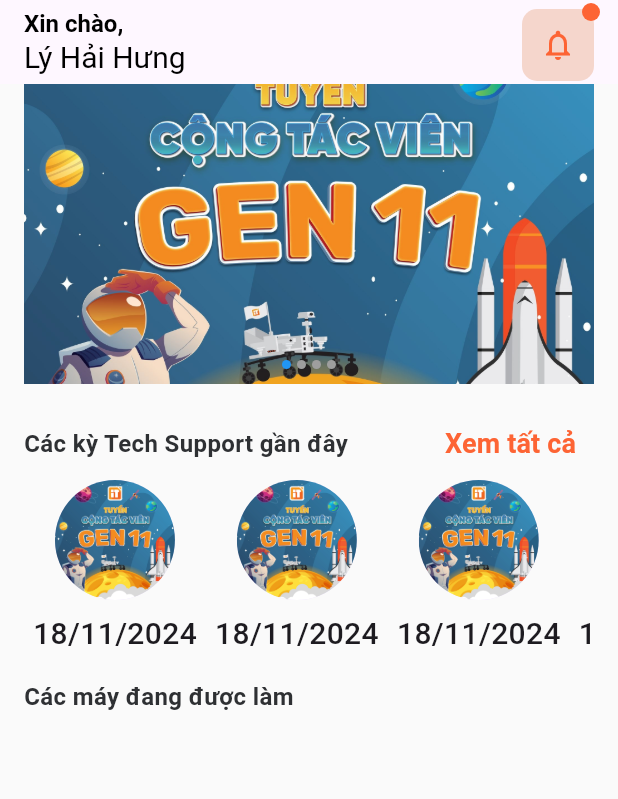
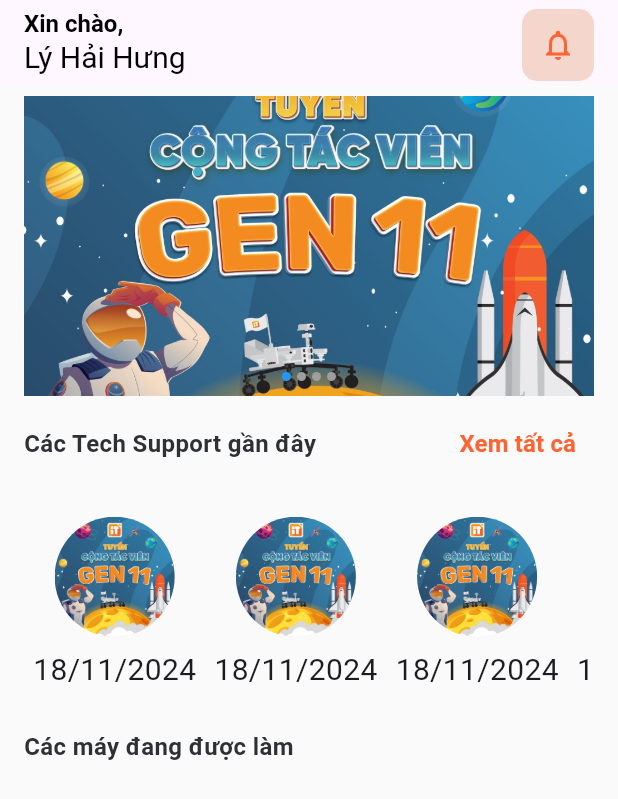
Before and after one commit to hunglydev/its_tech_app, a Flutter app: the MainScreen screen opened directly, on a phone screen of 412 x 824 dp. Shown: the top 799 px of the screen. Run offline on Flutter 3.47's test engine with Material 3 defaults, Android fonts, the phone set to English and light mode, and no system bars; drawn by our look-alikes of flutter_image_slideshow; our stand-ins replace nb_utils.

Commit message:
update: MainScreen, CustomerScreen, NotiScreen

```diff
--- a/lib/locale/language_vi.dart
+++ b/lib/locale/language_vi.dart
@@ -32,7 +32,7 @@ class LanguageVi extends BaseLanguage {
   String get waiting => "Đang chờ";
 
   @override
-  String get alltechsupport => "Các kỳ Tech Support gần đây";
+  String get alltechsupport => "Các Tech Support gần đây";
 
   @override
   String get seeall => "Xem tất cả";
--- a/lib/main.dart
+++ b/lib/main.dart
@@ -4,7 +4,6 @@ import 'package:its_tech_app/locale/app_localizations.dart';
 import 'package:its_tech_app/locale/languages.dart';
 import 'package:its_tech_app/screen/customer_detail/screen/customer_detail.dart';
 import 'package:its_tech_app/screen/main_screen/screen/main_screen.dart';
-import 'package:its_tech_app/screen/noti_screen/screen/noti_screen.dart';
 import 'package:its_tech_app/theme.dart';
 
 import 'locale/language_vi.dart';
@@ -17,7 +16,6 @@ void main() async {
       debugShowCheckedModeBanner: false,
       locale: const Locale('vi'),
       theme: AppTheme.lightTheme(),
-      darkTheme: AppTheme.darkTheme(),
       localizationsDelegates: [
         AppLocalizations(),
         GlobalMaterialLocalizations.delegate,
@@ -29,7 +27,7 @@ void main() async {
         Locale('vi'),
       ],
       home: const Scaffold(
-        body: MainScreen(),
+        body: CustomerDetail(),
       ),
     ),
   );
--- /dev/null
+++ b/lib/model/noti.dart
@@ -0,0 +1,6 @@
+class Noti {
+  String? content;
+  bool? read;
+
+  Noti(this.content, this.read);
+}
--- /dev/null
+++ b/lib/screen/main_screen/component/actions_app_bar.dart
@@ -0,0 +1,53 @@
+import 'package:flutter/cupertino.dart';
+import 'package:flutter/material.dart';
+
+import '../../../utils/colors.dart';
+import '../../noti_screen/screen/noti_screen.dart';
+
+class ActionsAppBar extends StatelessWidget {
+  ActionsAppBar({super.key, required this.ktra});
+  bool ktra;
+
+  @override
+  Widget build(BuildContext context) {
+    Widget action = Stack(
+      children: [
+        Container(
+          margin: const EdgeInsets.only(right: 16, top: 4),
+          decoration: const BoxDecoration(
+            color: backgroundiconbell,
+            shape: BoxShape.rectangle,
+            borderRadius: BorderRadius.all(Radius.circular(10)),
+          ),
+          child: IconButton(
+            onPressed: () {
+              Navigator.of(context).push(MaterialPageRoute(
+                builder: (context) => const NotiScreen(),
+              ));
+            },
+            icon: const Icon(
+              Icons.notifications_none_outlined,
+              color: primaryColor,
+            ),
+          ),
+        ),
+        if (ktra)
+          Positioned(
+            right: 12,
+            child: Container(
+              width: 12,
+              height: 12,
+              decoration: const BoxDecoration(
+                  shape: BoxShape.circle, color: primaryColor),
+            ),
+          )
+        else
+          const SizedBox(
+            height: 12,
+            width: 12,
+          )
+      ],
+    );
+    return action;
+  }
+}
--- a/lib/screen/main_screen/component/slide_show.dart
+++ b/lib/screen/main_screen/component/slide_show.dart
@@ -1,13 +1,9 @@
 import 'package:flutter/material.dart';
 import 'package:flutter_image_slideshow/flutter_image_slideshow.dart';
+import 'package:its_tech_app/utils/images.dart';
 
 class SlideShow extends StatelessWidget {
-  final List<String> images = [
-    'assets/images/image1.jpg',
-    'assets/images/image1.jpg',
-    'assets/images/image1.jpg',
-    'assets/images/image1.jpg',
-  ];
+  final List<String> images = Images.imageForSlideShow;
 
   @override
   Widget build(BuildContext context) {
@@ -16,22 +12,11 @@ class SlideShow extends StatelessWidget {
       autoPlayInterval: 3000,
       isLoop: true,
       children: [
-        Image.asset(
-          'assets/images/image1.jpg',
-          fit: BoxFit.cover,
-        ),
-        Image.asset(
-          'assets/images/image1.jpg',
-          fit: BoxFit.cover,
-        ),
-        Image.asset(
-          'assets/images/image1.jpg',
-          fit: BoxFit.cover,
-        ),
-        Image.asset(
-          'assets/images/image1.jpg',
-          fit: BoxFit.cover,
-        ),
+        for (int i = 0; i < 4; i++)
+          Image.asset(
+            images[i],
+            fit: BoxFit.cover,
+          ),
       ],
     );
   }
--- a/lib/screen/main_screen/component/tech_item.dart
+++ b/lib/screen/main_screen/component/tech_item.dart
@@ -28,7 +28,7 @@ class _TechItemState extends State<TechItem> {
             SizedBox(height: 8),
             Text(
               "18/11/2024",
-              style: TextStyle(fontSize: 20, fontWeight: FontWeight.w500),
+              style: TextStyle(fontSize: 20, fontWeight: FontWeight.w400),
             )
           ],
         ),
--- a/lib/screen/main_screen/component/title_all_tech.dart
+++ b/lib/screen/main_screen/component/title_all_tech.dart
@@ -2,6 +2,7 @@ import 'package:flutter/material.dart';
 import 'package:its_tech_app/main.dart';
 import 'package:its_tech_app/screen/main_screen/component/text_main.dart';
 import 'package:its_tech_app/utils/colors.dart';
+import 'package:nb_utils/nb_utils.dart';
 
 class TitleAllTech extends StatelessWidget {
   const TitleAllTech({super.key});
@@ -26,14 +27,8 @@ class TitleAllTech extends StatelessWidget {
           ).copyWith(
             overlayColor: WidgetStateProperty.all(Colors.transparent),
           ),
-          child: Text(
-            language.seeall,
-            style: const TextStyle(
-              fontSize: 18,
-              fontWeight: FontWeight.bold,
-              color: primaryColor,
-            ),
-          ),
+          child:
+              Text(language.seeall, style: boldTextStyle(color: primaryColor)),
         )
       ],
     );
--- /dev/null
+++ b/lib/screen/main_screen/component/title_app_bar.dart
@@ -0,0 +1,32 @@
+import 'package:flutter/material.dart';
+import 'package:its_tech_app/model/users.dart';
+
+import '../../../main.dart';
+
+class TitleAppBar extends StatelessWidget {
+  const TitleAppBar({super.key});
+
+  @override
+  Widget build(BuildContext context) {
+    Users user = Users("", "Lý Hải Hưng", "", "", "", "", "", "", "");
+
+    Widget title = Column(
+      crossAxisAlignment: CrossAxisAlignment.start,
+      children: [
+        Text(
+          "${language.hello},",
+          style: const TextStyle(
+              fontSize: 16.0, color: Colors.black, fontWeight: FontWeight.bold),
+        ),
+        Text(
+          user.name ?? '',
+          style: const TextStyle(
+            fontSize: 20.0,
+            color: Colors.black,
+          ),
+        ),
+      ],
+    );
+    return title;
+  }
+}
--- a/lib/screen/main_screen/screen/main_screen.dart
+++ b/lib/screen/main_screen/screen/main_screen.dart
@@ -1,14 +1,13 @@
 import 'package:flutter/material.dart';
 import 'package:its_tech_app/main.dart';
-import 'package:its_tech_app/model/devices.dart';
-import 'package:its_tech_app/model/users.dart';
-import 'package:its_tech_app/screen/machine_total/components/devices_item.dart';
-import 'package:its_tech_app/screen/main_screen/component/slide_show.dart';
-import 'package:its_tech_app/screen/main_screen/component/tech_item.dart';
-import 'package:its_tech_app/screen/main_screen/component/text_main.dart';
-import 'package:its_tech_app/screen/main_screen/component/title_all_tech.dart';
-import 'package:its_tech_app/utils/colors.dart';
+import 'package:its_tech_app/model/noti.dart';
 import 'package:nb_utils/nb_utils.dart';
+import '../component/actions_app_bar.dart';
+import '../component/slide_show.dart';
+import '../component/tech_item.dart';
+import '../component/text_main.dart';
+import '../component/title_all_tech.dart';
+import '../component/title_app_bar.dart';
 
 class MainScreen extends StatefulWidget {
   const MainScreen({super.key});
@@ -18,87 +17,88 @@ class MainScreen extends StatefulWidget {
 }
 
 class _MainScreenState extends State<MainScreen> {
-  Users user = new Users("", "Lý Hải Hưng", "", "", "", "", "", "", "");
+  DateTime? lastPressed;
+
+  bool onBackPage() {
+    final now = DateTime.now();
+
+    if (lastPressed == null ||
+        now.difference(lastPressed!) > const Duration(seconds: 2)) {
+      lastPressed = now;
+
+      ScaffoldMessenger.of(context).showSnackBar(
+        const SnackBar(
+          content: Text('Nhấn thêm lần nữa để thoát ứng dụng'),
+          duration: Duration(seconds: 2),
+        ),
+      );
+      return false;
+    }
+    return true;
+  }
+
+  bool ktra = false;
+
+  @override
+  void initState() {
+    List<Noti> listNoti = [];
+    Noti noti = Noti("Bạn có 1 máy đợi tech", true);
+    listNoti.add(noti);
+    for (var i = 1; i < 10; i++) {
+      Noti noti = Noti("Bạn có 1 máy đợi tech", true);
+      listNoti.add(noti);
+    }
+    if (listNoti.where((n) => !n.read!).toList().isNotEmpty) {
+      ktra = true;
+    }
+    super.initState();
+  }
+
   @override
   Widget build(BuildContext context) {
-    return Scaffold(
+    return WillPopScope(
+      onWillPop: () async {
+        return onBackPage();
+      },
+      child: Scaffold(
         appBar: AppBar(
           elevation: 0,
           automaticallyImplyLeading: false,
-        title: Column(
-          crossAxisAlignment: CrossAxisAlignment.start,
-          children: [
-            Text(
-              "${language.hello},",
-              style: const TextStyle(
-                  fontSize: 16.0,
-                  color: Colors.black,
-                  fontWeight: FontWeight.bold),
-            ),
-            Text(
-              user.name ?? '',
-              style: const TextStyle(
-                fontSize: 20.0,
-                color: Colors.black,
-              ),
-            ),
+          title: const TitleAppBar(),
+          actions: [
+            ActionsAppBar(ktra: ktra),
           ],
         ),
-        actions: [
-          Stack(
-            children: [
-              Container(
-                margin: const EdgeInsets.only(right: 16, top: 4),
-                decoration: const BoxDecoration(
-                  color: Color.fromARGB(255, 245, 214, 204),
-                  shape: BoxShape.rectangle,
-                  borderRadius: BorderRadius.all(Radius.circular(10)),
-                ),
-                child: IconButton(
-                  onPressed: () {},
-                  icon: const Icon(
-                    Icons.notifications_none_outlined,
-                    color: primaryColor,
-                  ),
-                ),
-              ),
-              Positioned(
-                right: 12,
-                child: Container(
-                  width: 12,
-                  height: 12,
-                  decoration: const BoxDecoration(
-                      shape: BoxShape.circle, color: primaryColor),
-                ),
-              )
-            ],
-          ),
-        ],
-      ),
-      body: SingleChildScrollView(
+        body: RefreshIndicator(
+          onRefresh: () async {
+            return Future<void>.delayed(const Duration(seconds: 3));
+          },
+          child: SingleChildScrollView(
             child: Padding(
               padding: const EdgeInsets.symmetric(horizontal: 16.0),
               child: Column(
                 crossAxisAlignment: CrossAxisAlignment.start,
                 children: [
+                  8.height,
                   SlideShow(),
-              16.height,
+                  8.height,
                   const TitleAllTech(),
-              SingleChildScrollView(
+                  8.height,
+                  SizedBox(
+                    height: 150,
+                    child: ListView.builder(
+                      itemCount: 5,
                       scrollDirection: Axis.horizontal,
-                child: Row(
-                  children: [
-                    TechItem(),
-                    TechItem(),
-                    TechItem(),
-                    TechItem(),
-                    TechItem(),
+                      itemBuilder: (context, index) {
+                        return const TechItem();
+                      },
+                    ),
+                  ),
+                  8.height,
+                  TextMain(text: language.allmachinebeingmade),
                 ],
               ),
             ),
-              16.height,
-              TextMain(text: language.allmachinebeingmade),
-            ],
           ),
         ),
       ),
--- a/lib/utils/colors.dart
+++ b/lib/utils/colors.dart
@@ -13,3 +13,4 @@ const completedColor = Color(0xff2057C3);
 const returnedColor = Color(0xff20C34E);
 
 //color
+const backgroundiconbell = Color.fromARGB(255, 245, 214, 204);
--- a/lib/utils/images.dart
+++ b/lib/utils/images.dart
@@ -0,0 +1,8 @@
+class Images {
+  static const List<String> imageForSlideShow = [
+    'assets/images/image1.jpg',
+    'assets/images/image2.jpg',
+    'assets/images/image1.jpg',
+    'assets/images/image2.jpg'
+  ];
+}
```
Also changed, not shown: lib/screen/customer_detail/component/profile_card.dart (+23 -7 lines), lib/screen/customer_detail/screen/customer_detail.dart (+46 -43 lines), lib/screen/noti_screen/component/noti_item.dart (renamed from lib/screen/noti_screen/component/noti.dart, +5 -5 lines), lib/screen/noti_screen/screen/noti_screen.dart (+36 -27 lines), assets/images/image2.jpg (added). Lines whose indentation alone changed are shown as unchanged.
